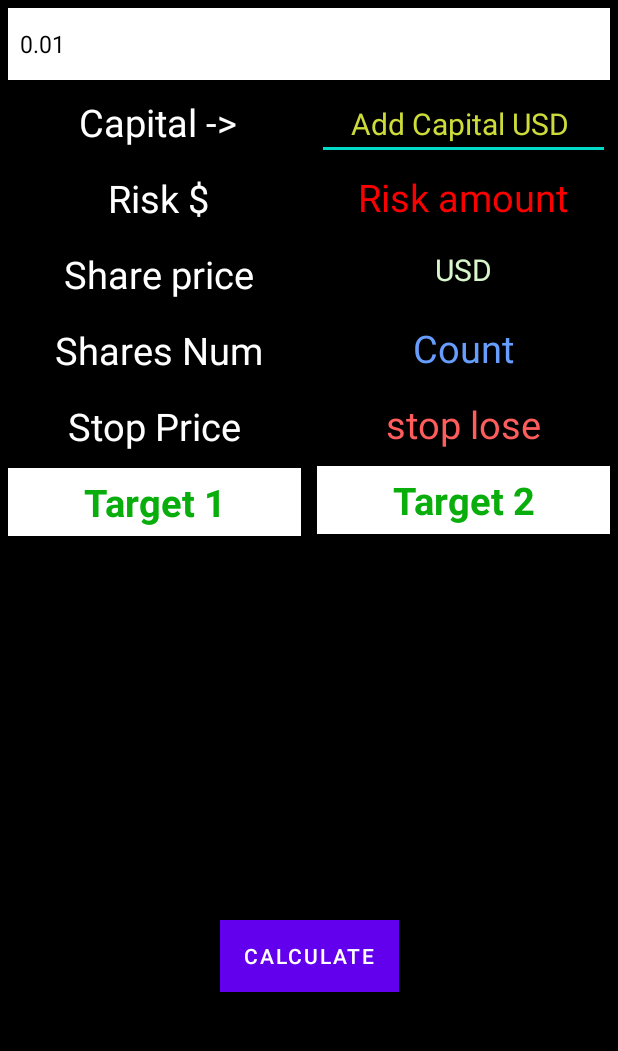
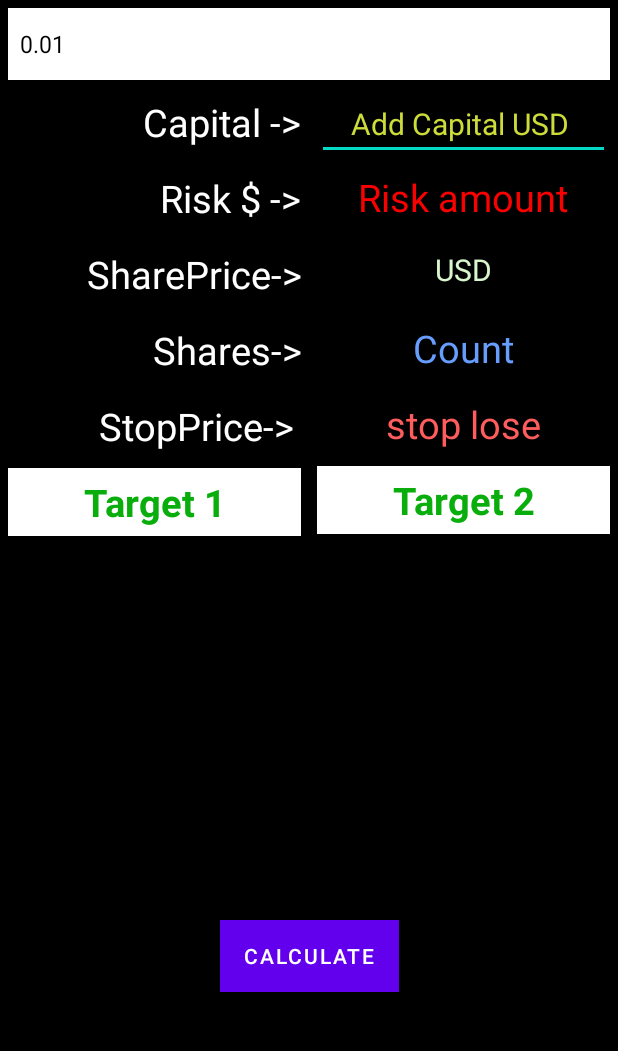
Before and after one commit to SeNaTo0oR/Trade_Low_Risk, an Android app: the screen it shows after launch (MainActivity), after a tap on "CALCULATE", on a phone screen of 412 x 824 dp, the part 84-1135 px from its top. Run offline under Robolectric (Android 15) with nearby library versions, the phone set to English and light mode, and no system bars.

Commit message:
30/11/2021 Layout Update & added text beside results ("T1= $t1")

```diff
--- a/app/src/main/java/com/example/tradelowrisk/MainActivity.kt
+++ b/app/src/main/java/com/example/tradelowrisk/MainActivity.kt
@@ -1,5 +1,6 @@
 package com.example.tradelowrisk
 
+import android.annotation.SuppressLint
 import android.icu.text.Transliterator
 import androidx.appcompat.app.AppCompatActivity
 import android.os.Bundle
@@ -43,6 +44,7 @@ class MainActivity : AppCompatActivity() {
         arrayAdapter.setDropDownViewResource(android.R.layout.simple_spinner_dropdown_item)
         spiner?.adapter = arrayAdapter
     }
+    @SuppressLint("SetTextI18n")
     private fun calculate() {
         cal?.setOnClickListener {
             val capStr: String = capital!!.text.toString()
@@ -53,6 +55,7 @@ class MainActivity : AppCompatActivity() {
                 stopLose?.text = ""
                 target1?.text = ""
                 target2?.text = ""
+                Toast.makeText(this, " Please Fill Capital & Share Price", Toast.LENGTH_SHORT).show()
             } else {
 
                 val cap: Double = capStr.toDouble()
@@ -67,8 +70,8 @@ class MainActivity : AppCompatActivity() {
                 riskAmount?.text = rA.toString()
                 shares?.text = sN.toString()
                 stopLose?.text = sP.toString()
-                target1?.text = t1.toString()
-                target2?.text = t2.toString()
+                target1?.text = "T1= $t1"
+                target2?.text = "T2= $t2"
             }
             }
         }
--- a/app/src/main/res/layout/activity_main.xml
+++ b/app/src/main/res/layout/activity_main.xml
@@ -33,9 +33,11 @@
         android:padding="5dp"
         android:textColor="@color/white"
         android:textSize="25sp"
+        android:textAlignment="textEnd"
         app:layout_constraintEnd_toStartOf="@+id/capital"
         app:layout_constraintStart_toStartOf="parent"
-        app:layout_constraintTop_toBottomOf="@id/spinner" />
+        app:layout_constraintTop_toBottomOf="@id/spinner"
+        tools:ignore="RtlCompat" />
 
 
     <EditText
@@ -61,13 +63,15 @@
         android:layout_height="wrap_content"
         android:layout_margin="5dp"
         android:gravity="center"
-        android:text="Risk $"
+        android:text="Risk $ ->"
         android:padding="5dp"
         android:textColor="@color/white"
         android:textSize="25sp"
+        android:textAlignment="textEnd"
         app:layout_constraintEnd_toStartOf="@+id/risk"
         app:layout_constraintStart_toStartOf="parent"
-        app:layout_constraintTop_toBottomOf="@id/textView" />
+        app:layout_constraintTop_toBottomOf="@id/textView"
+        tools:ignore="RtlCompat" />
 
 
     <TextView
@@ -80,6 +84,7 @@
         app:layout_constraintTop_toBottomOf="@id/capital"
         android:gravity="center"
         android:hint="Risk amount"
+        android:maxLength="6"
         android:padding="2dp"
         android:textSize="25sp"
         android:textColorHint="#FB0000"
@@ -91,13 +96,15 @@
         android:layout_height="wrap_content"
         android:layout_margin="5dp"
         android:gravity="center"
-        android:text="Share price"
+        android:text="SharePrice->"
         android:padding="5dp"
         android:textColor="@color/white"
         android:textSize="25sp"
+        android:textAlignment="textEnd"
         app:layout_constraintEnd_toStartOf="@+id/sharePrice"
         app:layout_constraintStart_toStartOf="parent"
-        app:layout_constraintTop_toBottomOf="@id/textView1" />
+        app:layout_constraintTop_toBottomOf="@id/textView1"
+        tools:ignore="RtlCompat" />
 
 
     <EditText
@@ -122,13 +129,15 @@
         android:layout_height="wrap_content"
         android:layout_margin="5dp"
         android:gravity="center"
-        android:text="Shares Num"
+        android:text="Shares->"
         android:padding="5dp"
         android:textColor="@color/white"
         android:textSize="25sp"
+        android:textAlignment="textEnd"
         app:layout_constraintEnd_toStartOf="@+id/shares"
         app:layout_constraintStart_toStartOf="parent"
-        app:layout_constraintTop_toBottomOf="@id/textView2" />
+        app:layout_constraintTop_toBottomOf="@id/textView2"
+        tools:ignore="RtlCompat" />
 
 
     <TextView
@@ -154,11 +163,11 @@
         android:layout_height="wrap_content"
         android:layout_margin="5dp"
         android:layout_marginTop="32dp"
-        android:gravity="center"
-        android:text="Stop Price"
+        android:text="StopPrice->"
         android:padding="5dp"
         android:textColor="@color/white"
         android:textSize="25sp"
+        android:textAlignment="textEnd"
         app:layout_constraintEnd_toStartOf="@+id/guideline3"
         app:layout_constraintStart_toStartOf="parent"
         app:layout_constraintTop_toBottomOf="@id/textView3" />
@@ -195,7 +204,7 @@
         android:textSize="25sp"
         android:background="@color/white"
         android:textStyle="bold"
-        android:maxLength="6"/>
+        android:maxLength="10"/>
     <TextView
         android:id="@+id/target1"
         android:layout_width="0dp"
@@ -206,7 +215,7 @@
         app:layout_constraintTop_toBottomOf="@id/textView4"
         android:gravity="center"
         android:hint="Target 1"
-        android:maxLength="6"
+        android:maxLength="10"
         android:padding="5dp"
         android:textColorHint="#09AE0C"
         android:textColor="#46DA11"
```
